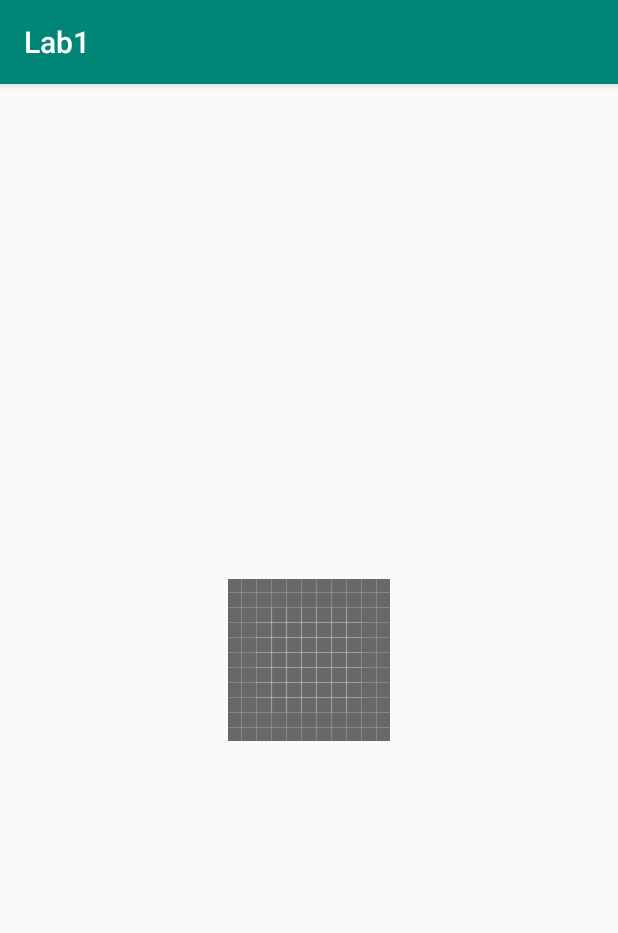
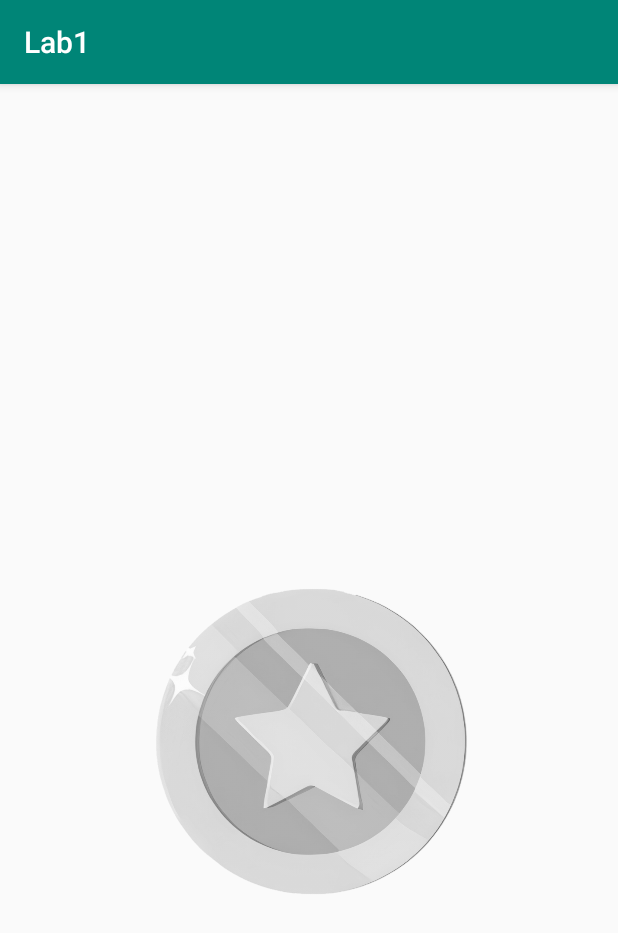
Before and after one commit to AlexSkvor/MobileDevelopmentBFU, an Android app: the screen it shows after launch (MainActivity), on a phone screen of 412 x 824 dp. Shown: the top 933 px of the screen. Run offline under Robolectric (Android 15) with nearby library versions, the phone set to English and light mode, and no system bars; our stand-ins replace Timber.

Commit message:
so ru question 1096168 user image loaded

```diff
--- a/lab1/app/src/main/res/layout/activity_main.xml
+++ b/lab1/app/src/main/res/layout/activity_main.xml
@@ -10,7 +10,7 @@
         android:layout_width="wrap_content"
         android:layout_height="wrap_content"
         android:id="@+id/imageView"
-        android:src="@drawable/ic_launcher_background"
+        android:src="@drawable/so_question_image"
         android:layout_gravity="center"/>
 
 </FrameLayout>
```
Also changed, not shown: lab1/app/src/main/res/drawable/so_question_image.png (added).
